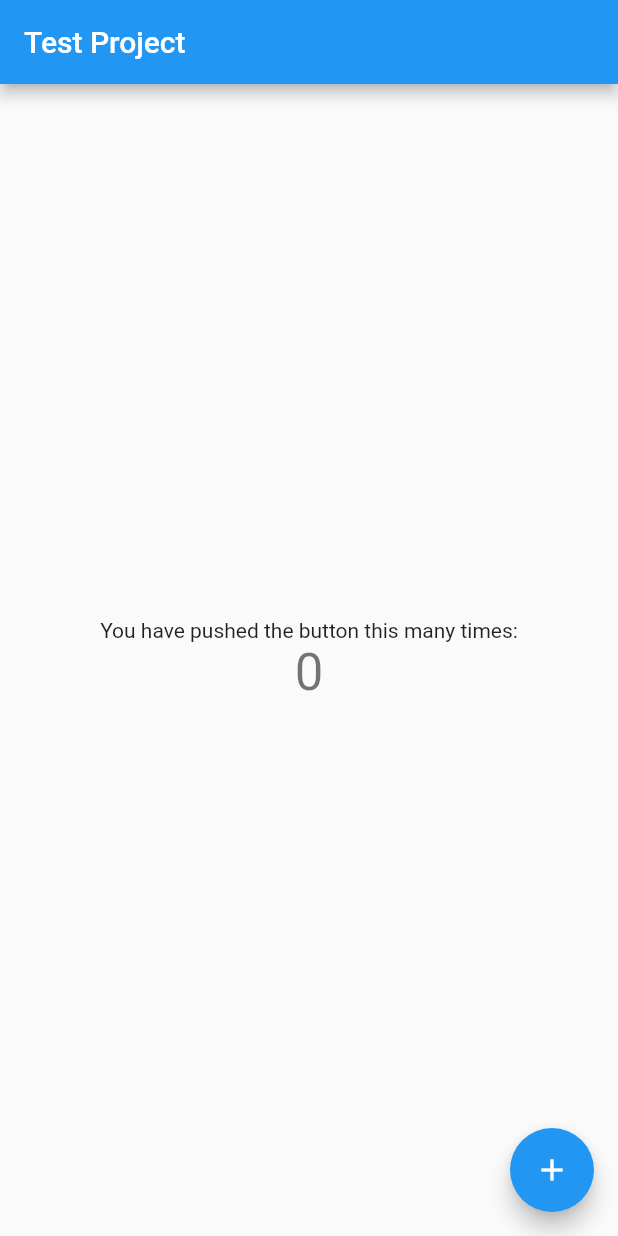
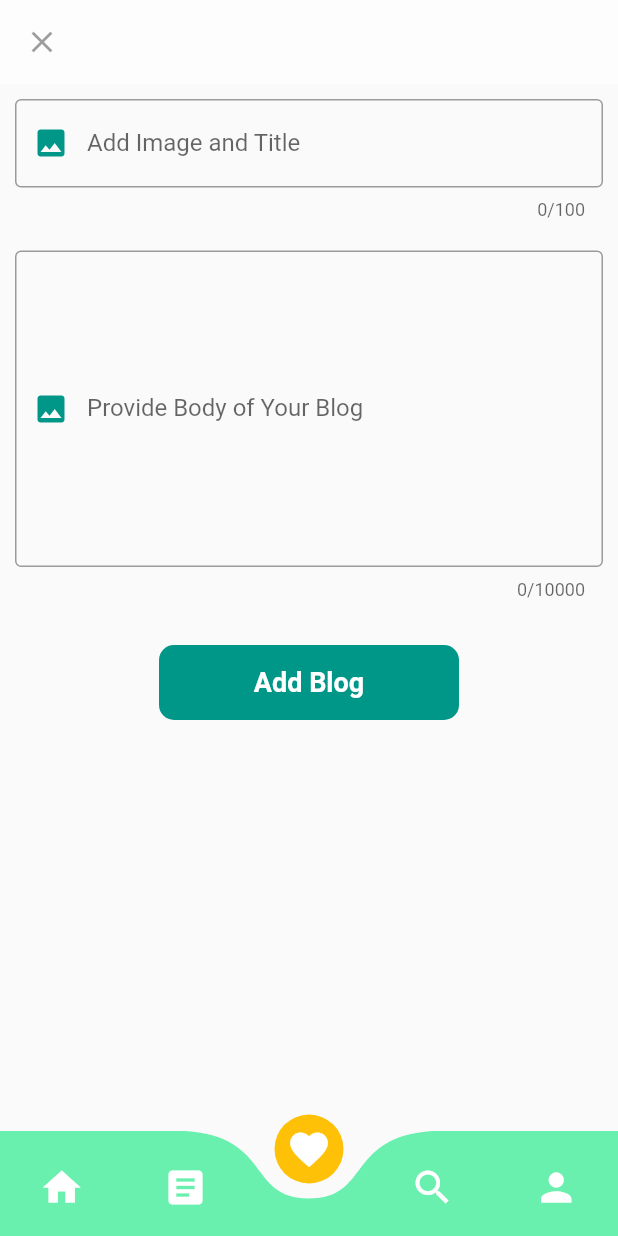
Before and after one commit to RealEskalate/Practice, a Flutter app: the screen it shows after launch, on a phone screen of 412 x 824 dp. Run offline on Flutter 3.47's test engine with Material 2 defaults, Android fonts, the phone set to English and light mode, and no system bars; drawn by our look-alikes of curved_navigation_bar; our stand-ins replace bloc, flutter_bloc, google_fonts.

Commit message:
[Mobile] completed draft UI for Add Blog Page

```diff
--- /dev/null
+++ b/starter_project_mobile_2022/lib/add_blog/presentation/add_blog.dart
@@ -0,0 +1,149 @@
+import 'package:curved_navigation_bar/curved_navigation_bar.dart';
+import 'package:flutter/material.dart';
+
+class AddBlog extends StatefulWidget {
+  const AddBlog({Key? key}) : super(key: key);
+
+  @override
+  State<AddBlog> createState() => _AddBlogState();
+}
+
+class _AddBlogState extends State<AddBlog> {
+  int index = 2;
+  @override
+  Widget build(BuildContext context) {
+    const items = <Widget>[
+      Icon(
+        Icons.home,
+        size: 30,
+        color: Colors.white,
+      ),
+      Icon(
+        Icons.article,
+        size: 30,
+        color: Colors.white,
+      ),
+      Icon(
+        Icons.favorite,
+        size: 30,
+        color: Colors.white,
+      ),
+      Icon(
+        Icons.search,
+        size: 30,
+        color: Colors.white,
+      ),
+      Icon(
+        Icons.person,
+        size: 30,
+        color: Colors.white,
+      ),
+    ];
+    return Scaffold(
+      appBar: AppBar(
+        backgroundColor: Colors.white54,
+        elevation: 0,
+        leading: const IconButton(icon: Icon(Icons.clear), onPressed: null),
+      ),
+      body: ListView(
+        children: <Widget>[
+          titleTextField(),
+          bodyTextField(),
+          const SizedBox(height: 20),
+          addButton(),
+        ],
+      ),
+      bottomNavigationBar: CurvedNavigationBar(
+        backgroundColor: Colors.transparent,
+        color: Colors.greenAccent,
+        height: 70,
+        index: index,
+        items: items,
+        buttonBackgroundColor: Colors.amber,
+        onTap: (index) => setState(() => this.index = index),
+      ),
+    );
+  }
+
+  Widget titleTextField() {
+    return Padding(
+      padding: const EdgeInsets.symmetric(horizontal: 10, vertical: 10),
+      child: TextFormField(
+        decoration: const InputDecoration(
+          border: OutlineInputBorder(
+            borderSide: BorderSide(
+              color: Colors.teal,
+            ),
+          ),
+          focusedBorder: OutlineInputBorder(
+            borderSide: BorderSide(
+              color: Colors.orange,
+              width: 2,
+            ),
+          ),
+          labelText: "Add Image and Title",
+          prefixIcon: IconButton(
+            icon: Icon(
+              Icons.image,
+              color: Colors.teal,
+            ),
+            onPressed: null,
+          ),
+        ),
+        maxLength: 100,
+        maxLines: null,
+      ),
+    );
+  }
+
+  Widget bodyTextField() {
+    return Padding(
+      padding: const EdgeInsets.symmetric(horizontal: 10, vertical: 10),
+      child: TextFormField(
+        decoration: const InputDecoration(
+          border: OutlineInputBorder(
+            borderSide: BorderSide(
+              color: Colors.teal,
+            ),
+          ),
+          focusedBorder: OutlineInputBorder(
+            borderSide: BorderSide(
+              color: Colors.orange,
+              width: 2,
+            ),
+          ),
+          labelText: "Provide Body of Your Blog",
+          prefixIcon: IconButton(
+            icon: Icon(
+              Icons.image,
+              color: Colors.teal,
+            ),
+            onPressed: null,
+          ),
+        ),
+        maxLength: 10000,
+        maxLines: 9,
+      ),
+    );
+  }
+
+  Widget addButton() {
+    return Center(
+      child: Container(
+        height: 50,
+        width: 200,
+        decoration: BoxDecoration(
+          borderRadius: BorderRadius.circular(10),
+          color: Colors.teal,
+        ),
+        child: const Center(
+          child: Text(
+            'Add Blog',
+            style: TextStyle(
+                color: Colors.white, fontSize: 18, fontWeight: FontWeight.bold),
+          ),
+        ),
+      ),
+    );
+  }
+}
--- a/starter_project_mobile_2022/lib/main.dart
+++ b/starter_project_mobile_2022/lib/main.dart
@@ -18,7 +18,7 @@ class MyApp extends StatelessWidget {
         primarySwatch: Colors.blue,
       ),
       onGenerateRoute: PageRouter.generateRoute,
-      initialRoute: '/',
+      initialRoute: '/addBlog',
     );
   }
 }
--- a/starter_project_mobile_2022/lib/routes.dart
+++ b/starter_project_mobile_2022/lib/routes.dart
@@ -1,4 +1,5 @@
 import 'package:flutter/material.dart';
+import 'package:starter_project_mobile_2022/add_blog/presentation/add_blog.dart';
 import 'package:starter_project_mobile_2022/main/homepage.dart';
 
 class PageRouter {
@@ -10,6 +11,10 @@ class PageRouter {
             title: "Test Project",
           );
         });
+      case "/addBlog":
+        return MaterialPageRoute(builder: (context) {
+          return const AddBlog();
+        });
     }
     return null;
   }
--- a/starter_project_mobile_2022/pubspec.yaml
+++ b/starter_project_mobile_2022/pubspec.yaml
@@ -34,6 +34,7 @@ dependencies:
   # Use with the CupertinoIcons class for iOS style icons.
   cupertino_icons: ^1.0.2
   stacked_card_carousel: ^0.0.2+1
+  curved_navigation_bar: ^1.0.3
 
 dev_dependencies:
   flutter_test:
```
Also changed, not shown: starter_project_mobile_2022/pubspec.lock.
